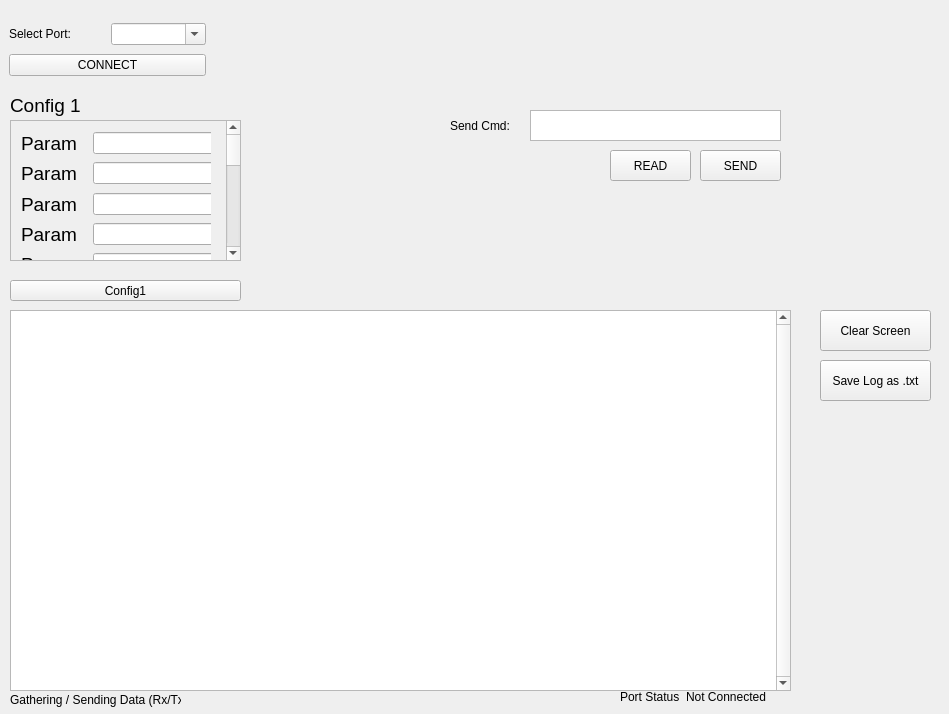
Above: python/qt.ui from madopick/stm32Serial before the change. Below: the same form after it.
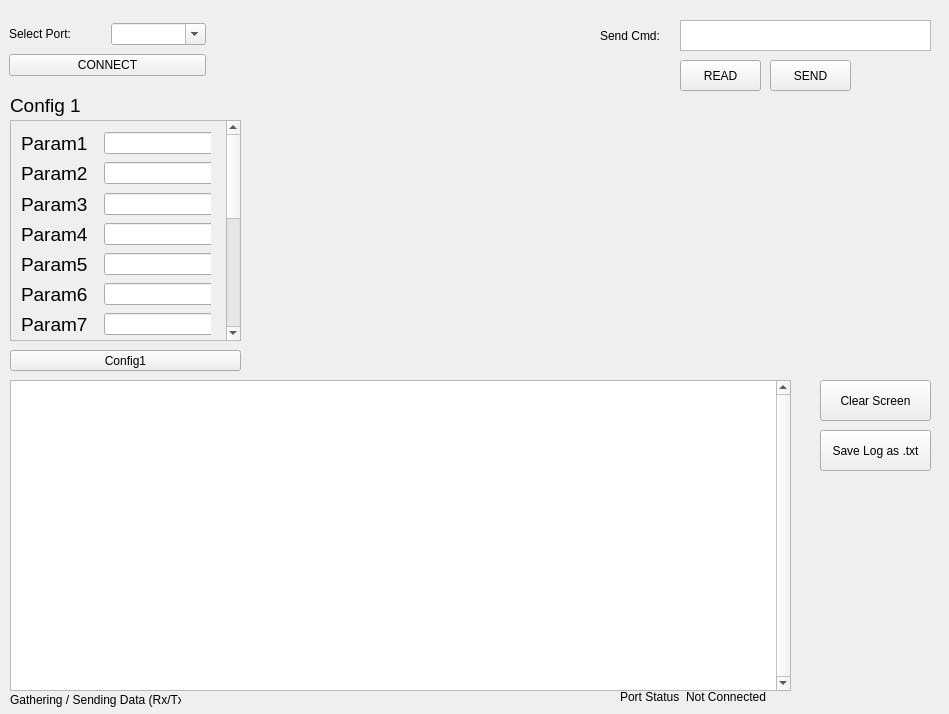
That is the form after the change.

```diff
--- a/python/qt.ui
+++ b/python/qt.ui
@@ -30,12 +30,12 @@
     <property name="geometry">
      <rect>
       <x>10</x>
-      <y>310</y>
+      <y>380</y>
       <width>781</width>
-      <height>381</height>
+      <height>311</height>
      </rect>
     </property>
-    <layout class="QGridLayout" name="gridLayout" rowstretch="0,0">
+    <layout class="QGridLayout" name="gridLayout" rowstretch="0">
      <property name="sizeConstraint">
       <enum>QLayout::SetNoConstraint</enum>
      </property>
@@ -124,7 +124,7 @@
     <property name="geometry">
      <rect>
       <x>820</x>
-      <y>360</y>
+      <y>430</y>
       <width>111</width>
       <height>41</height>
      </rect>
@@ -136,8 +136,8 @@
    <widget class="QLabel" name="label_9">
     <property name="geometry">
      <rect>
-      <x>450</x>
-      <y>110</y>
+      <x>600</x>
+      <y>20</y>
       <width>71</width>
       <height>31</height>
      </rect>
@@ -149,8 +149,8 @@
    <widget class="QTextEdit" name="textEdit_2">
     <property name="geometry">
      <rect>
-      <x>530</x>
-      <y>110</y>
+      <x>680</x>
+      <y>20</y>
       <width>251</width>
       <height>31</height>
      </rect>
@@ -159,8 +159,8 @@
    <widget class="QPushButton" name="pushButton_3">
     <property name="geometry">
      <rect>
-      <x>700</x>
-      <y>150</y>
+      <x>770</x>
+      <y>60</y>
       <width>81</width>
       <height>31</height>
      </rect>
@@ -192,7 +192,7 @@
     <property name="geometry">
      <rect>
       <x>820</x>
-      <y>310</y>
+      <y>380</y>
       <width>111</width>
       <height>41</height>
      </rect>
@@ -207,7 +207,7 @@
       <x>10</x>
       <y>120</y>
       <width>231</width>
-      <height>141</height>
+      <height>221</height>
      </rect>
     </property>
     <property name="verticalScrollBarPolicy">
@@ -223,7 +223,7 @@
      <property name="geometry">
       <rect>
        <x>0</x>
-       <y>0</y>
+       <y>-219</y>
        <width>200</width>
        <height>500</height>
       </rect>
@@ -264,7 +264,7 @@
           </font>
          </property>
          <property name="text">
-          <string>Param</string>
+          <string>Param2</string>
          </property>
         </widget>
        </item>
@@ -313,7 +313,7 @@
           </font>
          </property>
          <property name="text">
-          <string>Param</string>
+          <string>Param3</string>
          </property>
         </widget>
        </item>
@@ -362,7 +362,7 @@
           </font>
          </property>
          <property name="text">
-          <string>Param</string>
+          <string>Param4</string>
          </property>
         </widget>
        </item>
@@ -392,7 +392,7 @@
        <rect>
         <x>10</x>
         <y>130</y>
-        <width>327</width>
+        <width>211</width>
         <height>27</height>
        </rect>
       </property>
@@ -411,7 +411,7 @@
           </font>
          </property>
          <property name="text">
-          <string>Param</string>
+          <string>Param5</string>
          </property>
         </widget>
        </item>
@@ -441,7 +441,7 @@
        <rect>
         <x>10</x>
         <y>160</y>
-        <width>327</width>
+        <width>201</width>
         <height>27</height>
        </rect>
       </property>
@@ -460,7 +460,7 @@
           </font>
          </property>
          <property name="text">
-          <string>Param</string>
+          <string>Param6</string>
          </property>
         </widget>
        </item>
@@ -509,7 +509,7 @@
           </font>
          </property>
          <property name="text">
-          <string>Param</string>
+          <string>Param1</string>
          </property>
         </widget>
        </item>
@@ -530,7 +530,56 @@
         </spacer>
        </item>
        <item>
-        <widget class="QLineEdit" name="lineEdit"/>
+        <widget class="QLineEdit" name="lineEdit_1"/>
+       </item>
+      </layout>
+     </widget>
+     <widget class="QWidget" name="layoutWidget_6">
+      <property name="geometry">
+       <rect>
+        <x>10</x>
+        <y>190</y>
+        <width>201</width>
+        <height>27</height>
+       </rect>
+      </property>
+      <layout class="QHBoxLayout" name="horizontalLayout_8">
+       <item>
+        <widget class="QLabel" name="label_22">
+         <property name="sizePolicy">
+          <sizepolicy hsizetype="Fixed" vsizetype="Fixed">
+           <horstretch>0</horstretch>
+           <verstretch>0</verstretch>
+          </sizepolicy>
+         </property>
+         <property name="font">
+          <font>
+           <pointsize>14</pointsize>
+          </font>
+         </property>
+         <property name="text">
+          <string>Param7</string>
+         </property>
+        </widget>
+       </item>
+       <item>
+        <spacer name="horizontalSpacer_11">
+         <property name="orientation">
+          <enum>Qt::Horizontal</enum>
+         </property>
+         <property name="sizeType">
+          <enum>QSizePolicy::Fixed</enum>
+         </property>
+         <property name="sizeHint" stdset="0">
+          <size>
+           <width>10</width>
+           <height>20</height>
+          </size>
+         </property>
+        </spacer>
+       </item>
+       <item>
+        <widget class="QLineEdit" name="lineEdit_7"/>
        </item>
       </layout>
      </widget>
@@ -558,7 +607,7 @@
     <property name="geometry">
      <rect>
       <x>10</x>
-      <y>280</y>
+      <y>350</y>
       <width>231</width>
       <height>21</height>
      </rect>
@@ -570,8 +619,8 @@
    <widget class="QPushButton" name="pb_Rd">
     <property name="geometry">
      <rect>
-      <x>610</x>
-      <y>150</y>
+      <x>680</x>
+      <y>60</y>
       <width>81</width>
       <height>31</height>
      </rect>
```
Left out of the diff: 12 changed lines with no effect on the pictures.
